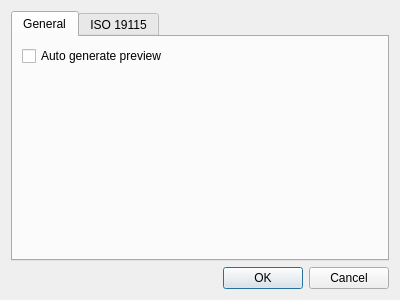
Qt form src/ui/ui_settings.ui (nextgis/qgis_metatools) before a commit.
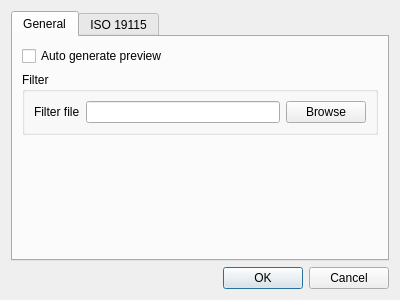
The same form after that commit.

Commit message: move filter selection to settings dialog save filter in settings and apply it automatically

Patch:
```diff
--- a/src/ui/ui_settings.ui
+++ b/src/ui/ui_settings.ui
@@ -31,6 +31,32 @@
          </property>
         </widget>
        </item>
+       <item>
+        <widget class="QGroupBox" name="groupBox">
+         <property name="title">
+          <string>Filter</string>
+         </property>
+         <layout class="QHBoxLayout" name="horizontalLayout">
+          <item>
+           <widget class="QLabel" name="label">
+            <property name="text">
+             <string>Filter file</string>
+            </property>
+           </widget>
+          </item>
+          <item>
+           <widget class="QLineEdit" name="leFilterFileName"/>
+          </item>
+          <item>
+           <widget class="QPushButton" name="btnSelectFilter">
+            <property name="text">
+             <string>Browse</string>
+            </property>
+           </widget>
+          </item>
+         </layout>
+        </widget>
+       </item>
        <item>
         <spacer name="verticalSpacer">
          <property name="orientation">
```
The commit also changes 6 other files.
